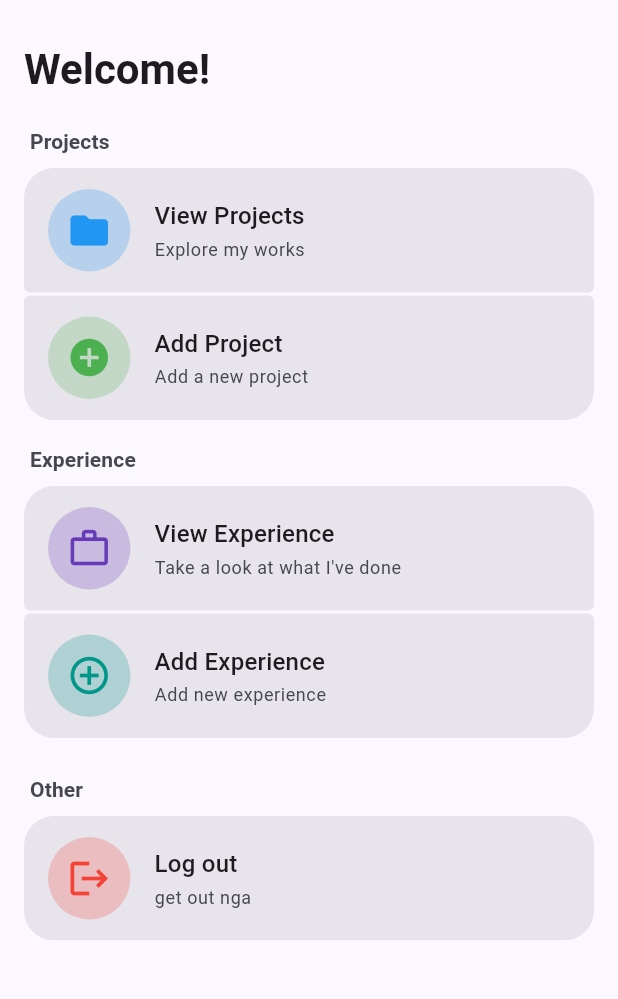
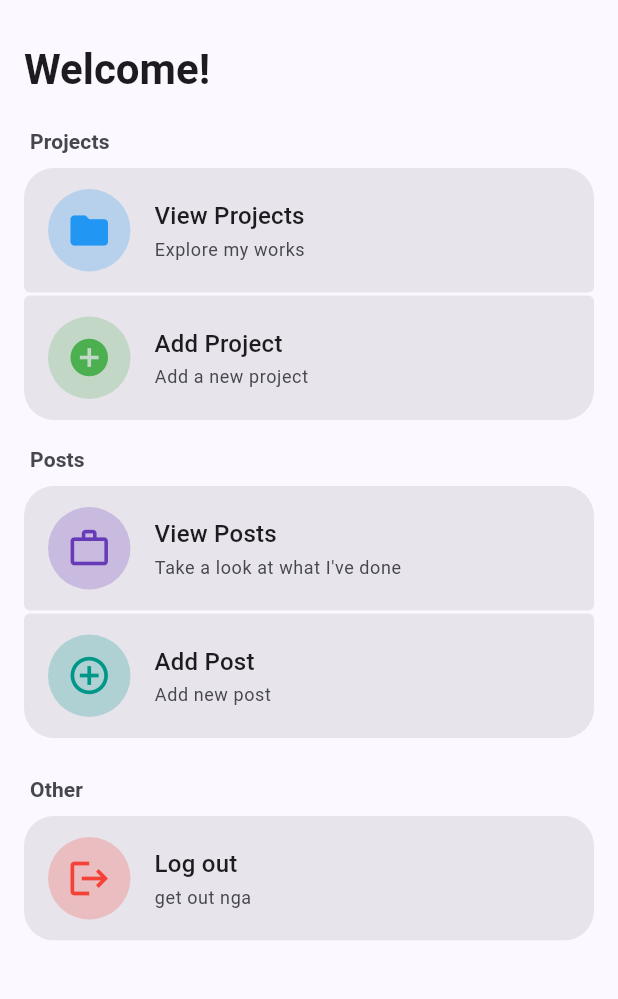
Before and after one commit to kingrdl17/myportofolio_mobile, a Flutter app: the screen it shows after launch, on a phone screen of 412 x 824 dp, the part 210-1209 px from its top. Run offline on Flutter 3.47's test engine with Material 3 defaults, Android fonts, the phone set to English and light mode, and no system bars; drawn by our look-alikes of dynamic_color; our stand-ins replace google_fonts, material_ui.

Commit message:
changed experience to posts

```diff
--- a/lib/screens/menu.dart
+++ b/lib/screens/menu.dart
@@ -1,6 +1,6 @@
 import 'package:material_ui/material_ui.dart';
 import 'package:myportofolio_mobile/widgets/left_drawer.dart';
-import 'package:myportofolio_mobile/widgets/project_card.dart';
+import 'package:myportofolio_mobile/widgets/cards.dart';
 
 //list of contents
 class MyHomePage extends StatelessWidget {
@@ -23,18 +23,18 @@ class MyHomePage extends StatelessWidget {
       subtitle: 'Add a new project',
     ),
   ];
-  final List<ItemHomepage> experienceItems = const [
+  final List<ItemHomepage> postItems = const [
     ItemHomepage(
-      'View Experience',
+      'View Posts',
       Icons.work_outline,
       color: Colors.deepPurple,
       subtitle: "Take a look at what I've done",
     ),
     ItemHomepage(
-      'Add Experience',
+      'Add Post',
       Icons.add_circle_outline,
       color: Colors.teal,
-      subtitle: 'Add new experience',
+      subtitle: 'Add new post',
     ),
   ];
   final ItemHomepage logoutItem = const ItemHomepage(
@@ -78,7 +78,7 @@ class MyHomePage extends StatelessWidget {
             const SizedBox(height: 20),
             PortfolioSection(title: 'Projects', items: projectItems),
             const SizedBox(height: 16),
-            PortfolioSection(title: 'Experience', items: experienceItems),
+            PortfolioSection(title: 'Posts', items: postItems),
             const SizedBox(height: 24),
             PortfolioSection(title: 'Other', items: [logoutItem]),
           ],
```
Also changed, not shown: lib/widgets/cards.dart (renamed from lib/widgets/project_card.dart).
